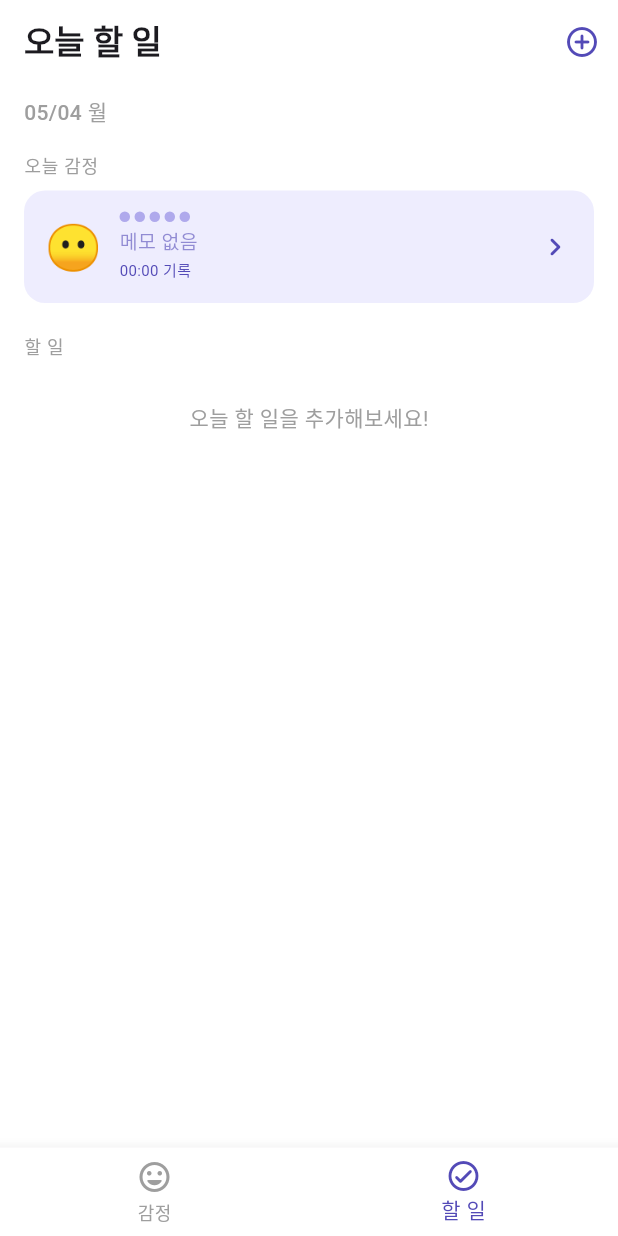
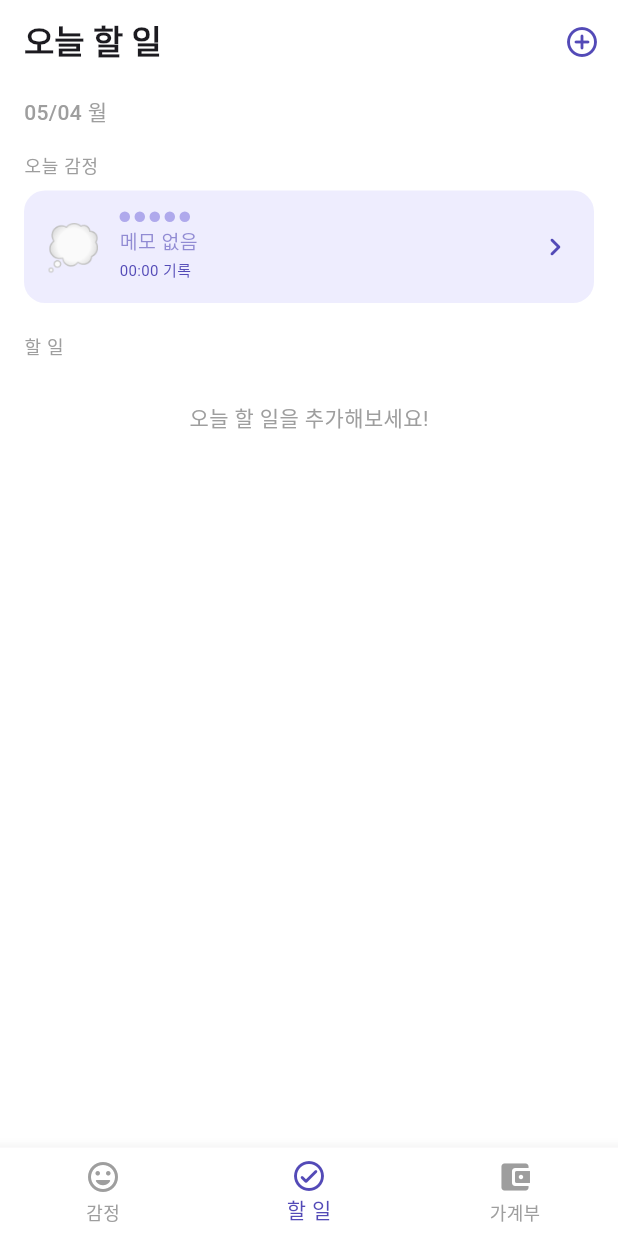
Before and after one commit to JunHyeongChoii/Emolog, a Flutter app: the screen it shows after launch, item 2 of the bottom bar chosen, on a phone screen of 412 x 824 dp. Run offline on Flutter 3.47's test engine with Material 3 defaults, Android fonts, the phone set to English and light mode, and no system bars; our stand-ins replace hive, hive_flutter; accounts and stored records are empty.

Commit message:
feat: 가계부 탭 추가

```diff
--- a/lib/main.dart
+++ b/lib/main.dart
@@ -5,6 +5,7 @@ import 'models/todo_entry.dart';
 import 'models/ledger_entry.dart';
 import 'screens/home_screen.dart';
 import 'screens/todo_screen.dart';
+import 'screens/ledger_screen.dart';
 
 void main() async {
   WidgetsFlutterBinding.ensureInitialized();
@@ -13,9 +14,9 @@ void main() async {
   await Hive.initFlutter();
   Hive.registerAdapter(EmotionEntryAdapter());
   Hive.registerAdapter(TodoEntryAdapter());
+  Hive.registerAdapter(LedgerEntryAdapter());
   await Hive.openBox<EmotionEntry>('emotions');
   await Hive.openBox<TodoEntry>('todos');
-  Hive.registerAdapter(LedgerEntryAdapter());
   await Hive.openBox<LedgerEntry>('ledger');
 
   // 앱 실행 시 빠진 날짜 자동 생성
@@ -30,20 +31,15 @@ Future<void> _fillMissingDates() async {
   final now = DateTime.now();
   final today = DateTime(now.year, now.month, now.day);
 
-  // 오늘 날짜 문자열
   String dateToStr(DateTime d) =>
       '${d.year}-${d.month.toString().padLeft(2, '0')}-${d.day.toString().padLeft(2, '0')}';
 
-  // 이미 기록된 날짜 목록
   final existingDates = box.values.map((e) => e.date).toSet();
 
-  // 마지막 기록일 찾기
   DateTime startDate;
   if (existingDates.isEmpty) {
-    // 기록이 하나도 없으면 오늘만 생성
     startDate = today;
   } else {
-    // 가장 최근 기록일 다음날부터 시작
     final sortedDates = existingDates.toList()..sort();
     final lastDateStr = sortedDates.last;
     final parts = lastDateStr.split('-');
@@ -55,24 +51,20 @@ Future<void> _fillMissingDates() async {
     startDate = lastDate.add(const Duration(days: 1));
   }
 
-  // 시작일부터 오늘까지 빠진 날짜 채우기
   DateTime current = startDate;
   while (!current.isAfter(today)) {
     final dateStr = dateToStr(current);
-
-    // 해당 날짜 기록이 없으면 빈 항목 생성
     if (!existingDates.contains(dateStr)) {
       final entry = EmotionEntry()
         ..date = dateStr
         ..score = 0
-        ..emoji = '😶'
+        ..emoji = '💭'
         ..memo = ''
         ..diary = ''
         ..isEmpty = true
         ..createdAt = '00:00';
       await box.add(entry);
     }
-
     current = current.add(const Duration(days: 1));
   }
 }
@@ -104,7 +96,11 @@ class MainScreen extends StatefulWidget {
 class _MainScreenState extends State<MainScreen> {
   int _currentIndex = 0;
 
-  final List<Widget> _screens = [const HomeScreen(), const TodoScreen()];
+  final List<Widget> _screens = [
+    const HomeScreen(),
+    const TodoScreen(),
+    const LedgerScreen(),
+  ];
 
   @override
   Widget build(BuildContext context) {
@@ -123,6 +119,10 @@ class _MainScreenState extends State<MainScreen> {
             icon: Icon(Icons.check_circle_outline_rounded),
             label: '할 일',
           ),
+          BottomNavigationBarItem(
+            icon: Icon(Icons.account_balance_wallet_rounded),
+            label: '가계부',
+          ),
         ],
       ),
     );
```
